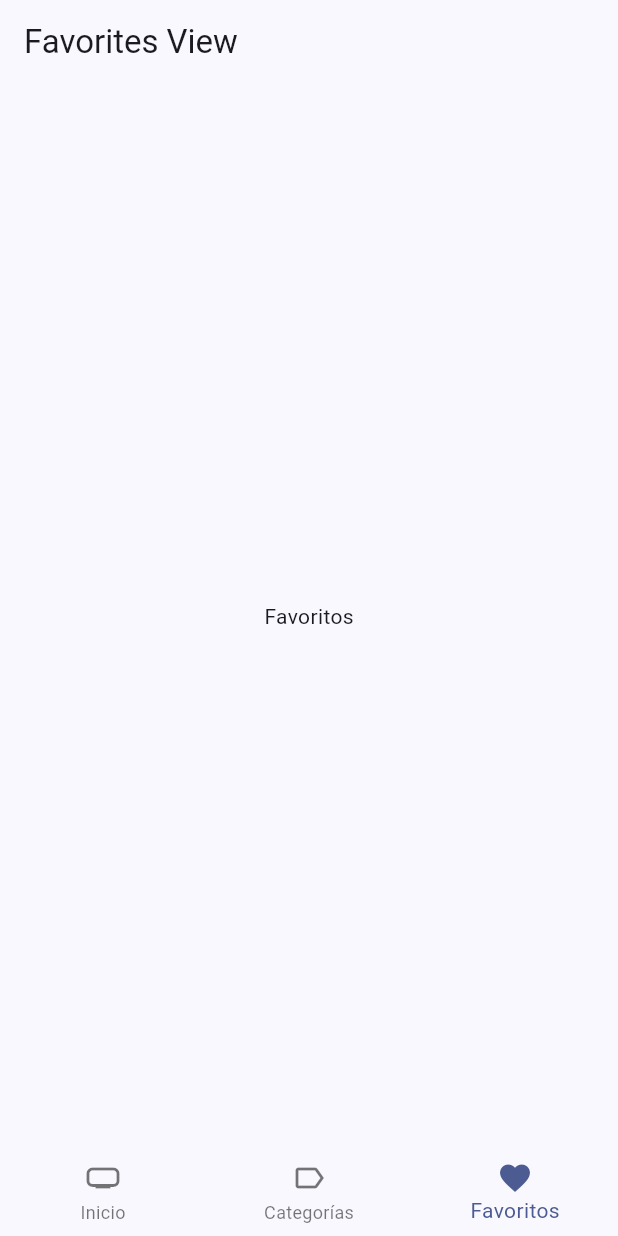
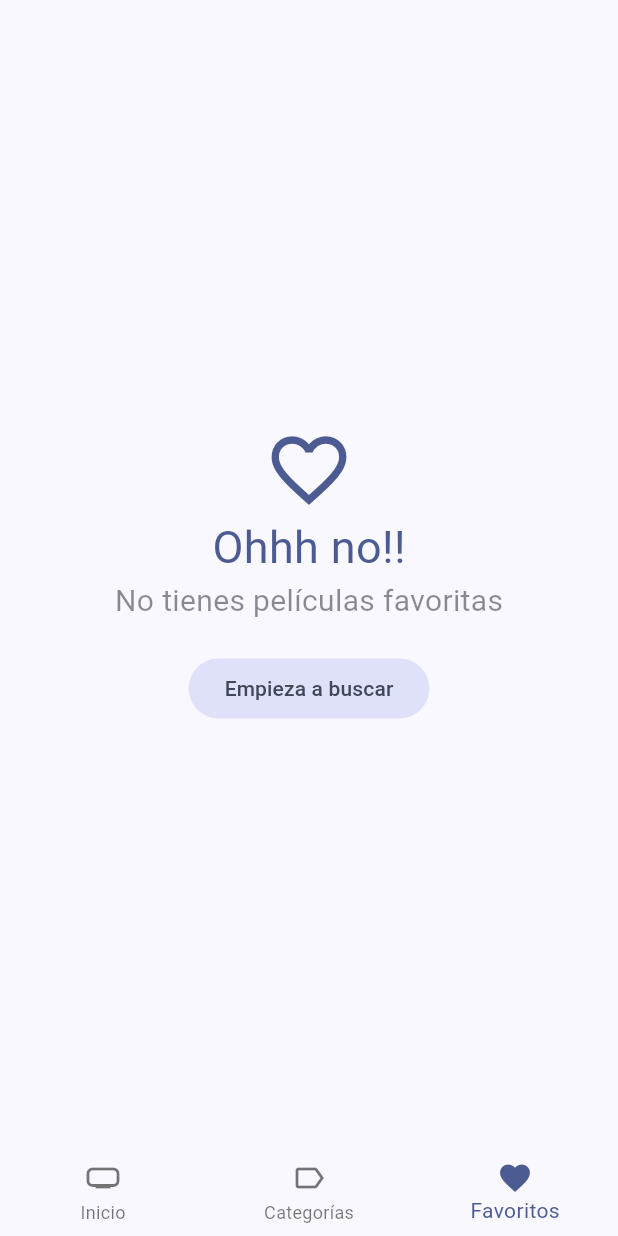
Before and after one commit to GinoJC/cinemapedia, a Flutter app: the screen it shows after launch, item 3 of the bottom bar chosen, on a phone screen of 412 x 824 dp. Run offline on Flutter 3.47's test engine with Material 3 defaults, Android fonts, the phone set to English and light mode, and no system bars; our stand-ins replace animate_do, card_swiper, dio, flutter_dotenv, flutter_riverpod, go_router and 1 more; accounts and stored records are empty; generated files the repository leaves out were written again; network calls fail.

Commit message:
sección 17 finalizada

```diff
--- a/lib/infrastructure/repositories/local_storage_repository_impl.dart
+++ b/lib/infrastructure/repositories/local_storage_repository_impl.dart
@@ -19,6 +19,6 @@ class LocalStorageRepositoryImpl extends LocalStorageRepository {
 
   @override
   Future<void> toggleFavorite(Movie movie) {
-    return toggleFavorite(movie);
+    return datasource.toggleFavorite(movie);
   }
 }
--- a/lib/presentation/providers/providers.dart
+++ b/lib/presentation/providers/providers.dart
@@ -6,3 +6,5 @@ export 'movies/movie_info_provider.dart';
 export 'actors/actors_provider.dart';
 export 'actors/actors_repository_provider.dart';
 export 'search/search_movies_provider.dart';
+export 'storage/local_storage_provider.dart';
+export 'storage/favorite_movies_provider.dart';
--- a/lib/presentation/views/home_views/favorites_view.dart
+++ b/lib/presentation/views/home_views/favorites_view.dart
@@ -1,16 +1,74 @@
+import 'package:cinemapedia/presentation/widgets/widgets.dart';
 import 'package:flutter/material.dart';
+import 'package:flutter_riverpod/flutter_riverpod.dart';
+import 'package:cinemapedia/presentation/providers/providers.dart';
+import 'package:go_router/go_router.dart';
 
-class FavoritesView extends StatelessWidget {
+class FavoritesView extends ConsumerStatefulWidget {
   const FavoritesView({super.key});
 
   @override
+  FavoritesViewState createState() => FavoritesViewState();
+}
+
+class FavoritesViewState extends ConsumerState<FavoritesView> {
+  bool isLastPage = false;
+  bool isLoading = false;
+
+  @override
+  void initState() {
+    super.initState();
+    ref.read(favoriteMoviesProvider.notifier).loadNextPage();
+  }
+
+  void loadNextPage() async {
+    if (isLoading || isLastPage) return;
+
+    isLoading = true;
+    final movies =
+        await ref.read(favoriteMoviesProvider.notifier).loadNextPage();
+    isLoading = false;
+
+    if (movies.isEmpty) {
+      isLastPage = true;
+    }
+  }
+
+  @override
   Widget build(BuildContext context) {
+    final favoriteMovies = ref.watch(favoriteMoviesProvider).values.toList();
+
+    if (favoriteMovies.isEmpty) {
+      final colors = Theme.of(context).colorScheme;
+
+      return Center(
+        child: Column(
+          mainAxisAlignment: MainAxisAlignment.center,
+          crossAxisAlignment: CrossAxisAlignment.center,
+          children: [
+            Icon(Icons.favorite_outline_sharp, size: 60, color: colors.primary),
+            Text(
+              'Ohhh no!!',
+              style: TextStyle(fontSize: 30, color: colors.primary),
+            ),
+            const Text(
+              'No tienes películas favoritas',
+              style: TextStyle(fontSize: 20, color: Colors.black45),
+            ),
+            const SizedBox(height: 20),
+            FilledButton.tonal(
+              onPressed: () => context.go('/home/0'),
+              child: const Text('Empieza a buscar'),
+            )
+          ],
+        ),
+      );
+    }
+
     return Scaffold(
-      appBar: AppBar(
-        title: const Text('Favorites View'),
-      ),
-      body: const Center(
-        child: Text('Favoritos'),
+      body: MovieMasonry(
+        movies: favoriteMovies,
+        loadNextPage: loadNextPage,
       ),
     );
   }
--- a/lib/presentation/widgets/shared/custom_appbar.dart
+++ b/lib/presentation/widgets/shared/custom_appbar.dart
@@ -40,7 +40,7 @@ class CustomAppbar extends ConsumerWidget {
                     ),
                   ).then((movie) {
                     if (movie != null) {
-                      context.push('/movie/${movie.id}');
+                      context.push('/home/0/movie/${movie.id}');
                     }
                   });
                 },
--- a/lib/presentation/widgets/widgets.dart
+++ b/lib/presentation/widgets/widgets.dart
@@ -2,4 +2,6 @@ export 'shared/custom_appbar.dart';
 export 'movies/movies_slideshow.dart';
 export 'shared/custom_bottom_navigation.dart';
 export 'movies/movie_horizontal_listview.dart';
+export 'movies/movie_masonry.dart';
+export 'movies/movie_poster_link.dart';
 export 'shared/full_screen_loader.dart';
--- a/pubspec.yaml
+++ b/pubspec.yaml
@@ -14,6 +14,7 @@ dependencies:
     sdk: flutter
   flutter_dotenv: ^5.1.0
   flutter_riverpod: ^2.5.1
+  flutter_staggered_grid_view: ^0.7.0
   go_router: ^14.2.1
   intl: ^0.19.0
   isar: ^3.1.0+1
```
Also changed, not shown: lib/infrastructure/datasources/actor_moviedb_datasource.dart (+8 -9 lines), lib/infrastructure/datasources/isar_datasource.dart (+41 -10 lines), lib/infrastructure/datasources/moviedb_datasource.dart (+6 -7 lines), lib/presentation/providers/storage/favorite_movies_provider.dart (added, +47 -0 lines), lib/presentation/providers/storage/local_storage_provider.dart (added, +7 -0 lines), lib/presentation/screens/movies/movie_screen.dart (+23 -3 lines), lib/presentation/widgets/movies/movie_masonry.dart (added, +64 -0 lines), lib/presentation/widgets/movies/movie_poster_link.dart (added, +23 -0 lines), pubspec.lock, 1 other file.
